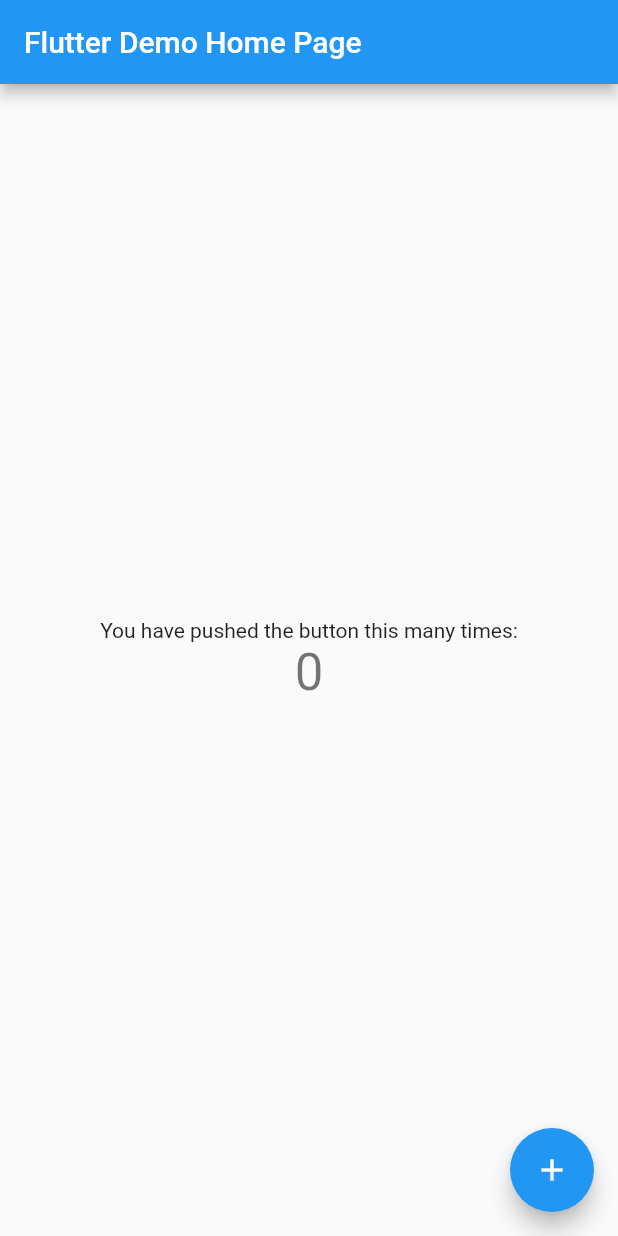
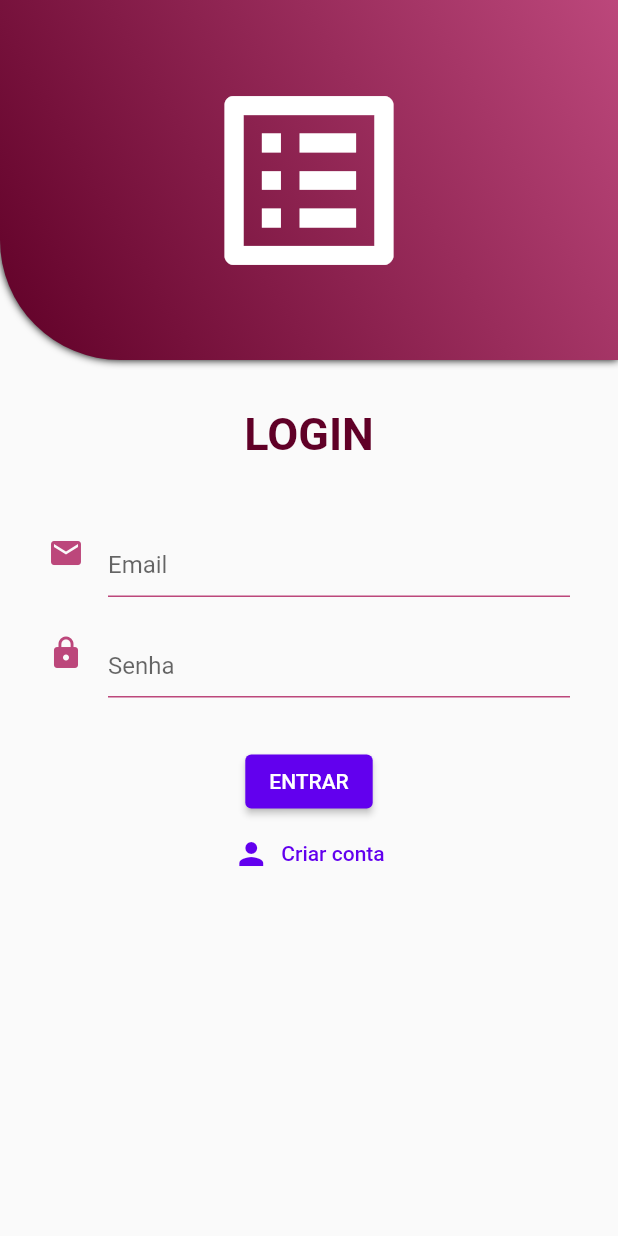
Before and after one commit to eduardo-cercal/clean_flutter_survey_app, a Flutter app: the screen it shows after launch, on a phone screen of 412 x 824 dp. Run offline on Flutter 3.47's test engine with Material 2 defaults, Android fonts, the phone set to English and light mode, and no system bars.

Commit message:
add login page

```diff
--- a/lib/main.dart
+++ b/lib/main.dart
@@ -1,115 +1,6 @@
+import 'package:clean_flutter_login_app/ui/components/app.dart';
 import 'package:flutter/material.dart';
 
 void main() {
-  runApp(const MyApp());
+  runApp(const App());
 }
-
-class MyApp extends StatelessWidget {
-  const MyApp({super.key});
-
-  // This widget is the root of your application.
-  @override
-  Widget build(BuildContext context) {
-    return MaterialApp(
-      title: 'Flutter Demo',
-      theme: ThemeData(
-        // This is the theme of your application.
-        //
-        // Try running your application with "flutter run". You'll see the
-        // application has a blue toolbar. Then, without quitting the app, try
-        // changing the primarySwatch below to Colors.green and then invoke
-        // "hot reload" (press "r" in the console where you ran "flutter run",
-        // or simply save your changes to "hot reload" in a Flutter IDE).
-        // Notice that the counter didn't reset back to zero; the application
-        // is not restarted.
-        primarySwatch: Colors.blue,
-      ),
-      home: const MyHomePage(title: 'Flutter Demo Home Page'),
-    );
-  }
-}
-
-class MyHomePage extends StatefulWidget {
-  const MyHomePage({super.key, required this.title});
-
-  // This widget is the home page of your application. It is stateful, meaning
-  // that it has a State object (defined below) that contains fields that affect
-  // how it looks.
-
-  // This class is the configuration for the state. It holds the values (in this
-  // case the title) provided by the parent (in this case the App widget) and
-  // used by the build method of the State. Fields in a Widget subclass are
-  // always marked "final".
-
-  final String title;
-
-  @override
-  State<MyHomePage> createState() => _MyHomePageState();
-}
-
-class _MyHomePageState extends State<MyHomePage> {
-  int _counter = 0;
-
-  void _incrementCounter() {
-    setState(() {
-      // This call to setState tells the Flutter framework that something has
-      // changed in this State, which causes it to rerun the build method below
-      // so that the display can reflect the updated values. If we changed
-      // _counter without calling setState(), then the build method would not be
-      // called again, and so nothing would appear to happen.
-      _counter++;
-    });
-  }
-
-  @override
-  Widget build(BuildContext context) {
-    // This method is rerun every time setState is called, for instance as done
-    // by the _incrementCounter method above.
-    //
-    // The Flutter framework has been optimized to make rerunning build methods
-    // fast, so that you can just rebuild anything that needs updating rather
-    // than having to individually change instances of widgets.
-    return Scaffold(
-      appBar: AppBar(
-        // Here we take the value from the MyHomePage object that was created by
-        // the App.build method, and use it to set our appbar title.
-        title: Text(widget.title),
-      ),
-      body: Center(
-        // Center is a layout widget. It takes a single child and positions it
-        // in the middle of the parent.
-        child: Column(
-          // Column is also a layout widget. It takes a list of children and
-          // arranges them vertically. By default, it sizes itself to fit its
-          // children horizontally, and tries to be as tall as its parent.
-          //
-          // Invoke "debug painting" (press "p" in the console, choose the
-          // "Toggle Debug Paint" action from the Flutter Inspector in Android
-          // Studio, or the "Toggle Debug Paint" command in Visual Studio Code)
-          // to see the wireframe for each widget.
-          //
-          // Column has various properties to control how it sizes itself and
-          // how it positions its children. Here we use mainAxisAlignment to
-          // center the children vertically; the main axis here is the vertical
-          // axis because Columns are vertical (the cross axis would be
-          // horizontal).
-          mainAxisAlignment: MainAxisAlignment.center,
-          children: <Widget>[
-            const Text(
-              'You have pushed the button this many times:',
-            ),
-            Text(
-              '$_counter',
-              style: Theme.of(context).textTheme.headlineMedium,
-            ),
-          ],
-        ),
-      ),
-      floatingActionButton: FloatingActionButton(
-        onPressed: _incrementCounter,
-        tooltip: 'Increment',
-        child: const Icon(Icons.add),
-      ), // This trailing comma makes auto-formatting nicer for build methods.
-    );
-  }
-}
--- /dev/null
+++ b/lib/ui/components/app.dart
@@ -0,0 +1,59 @@
+import 'package:flutter/material.dart';
+
+import '../pages/login/login_page.dart';
+
+class App extends StatelessWidget {
+  const App({super.key});
+
+  @override
+  Widget build(BuildContext context) {
+    const primaryColor = Color.fromRGBO(136, 14, 79, 1);
+    const primaryColorDark = Color.fromRGBO(96, 0, 39, 1);
+    const primaryColorLight = Color.fromRGBO(188, 71, 123, 1);
+
+    return MaterialApp(
+      title: 'Clean Flutter Course',
+      debugShowCheckedModeBanner: false,
+      theme: ThemeData(
+          primaryColor: primaryColor,
+          primaryColorDark: primaryColorDark,
+          primaryColorLight: primaryColorLight,
+          colorScheme: const ColorScheme.light(
+            secondary: primaryColor,
+            background: Colors.white,
+          ),
+          textTheme: const TextTheme(
+            displayLarge: TextStyle(
+              fontSize: 30,
+              fontWeight: FontWeight.bold,
+              color: primaryColorDark,
+            ),
+          ),
+          inputDecorationTheme: const InputDecorationTheme(
+            enabledBorder: UnderlineInputBorder(
+              borderSide: BorderSide(color: primaryColorLight),
+            ),
+            focusedBorder: UnderlineInputBorder(
+              borderSide: BorderSide(color: primaryColor),
+            ),
+            alignLabelWithHint: true,
+          ),
+          buttonTheme: ButtonThemeData(
+            colorScheme: const ColorScheme.light(
+              primary: primaryColor,
+            ),
+            buttonColor: primaryColor,
+            splashColor: primaryColorLight,
+            padding: const EdgeInsets.symmetric(
+              vertical: 10,
+              horizontal: 20,
+            ),
+            textTheme: ButtonTextTheme.primary,
+            shape: RoundedRectangleBorder(
+              borderRadius: BorderRadius.circular(20),
+            ),
+          )),
+      home: const LoginPage(),
+    );
+  }
+}
--- /dev/null
+++ b/lib/ui/components/headline_1.dart
@@ -0,0 +1,19 @@
+import 'package:flutter/material.dart';
+
+class Headline1 extends StatelessWidget {
+  final String text;
+
+  const Headline1({
+    super.key,
+    required this.text,
+  });
+
+  @override
+  Widget build(BuildContext context) {
+    return Text(
+      text.toUpperCase(),
+      textAlign: TextAlign.center,
+      style: Theme.of(context).textTheme.displayLarge,
+    );
+  }
+}
--- /dev/null
+++ b/lib/ui/components/login_header.dart
@@ -0,0 +1,40 @@
+import 'package:flutter/material.dart';
+
+class LoginHeader extends StatelessWidget {
+  const LoginHeader({
+    super.key,
+  });
+
+  @override
+  Widget build(BuildContext context) {
+    return Container(
+      height: 240,
+      margin: const EdgeInsets.only(bottom: 32),
+      decoration: BoxDecoration(
+        gradient: LinearGradient(
+          begin: Alignment.topRight,
+          end: Alignment.bottomLeft,
+          colors: [
+            Theme.of(context).primaryColorLight,
+            Theme.of(context).primaryColorDark,
+          ],
+        ),
+        boxShadow: const [
+          BoxShadow(
+              offset: Offset(0, 0),
+              spreadRadius: 0,
+              blurRadius: 4,
+              color: Colors.black),
+        ],
+        borderRadius: const BorderRadius.only(
+          bottomLeft: Radius.circular(80),
+        ),
+      ),
+      child: const Icon(
+        Icons.list_alt_outlined,
+        color: Colors.white,
+        size: 150,
+      ),
+    );
+  }
+}
--- /dev/null
+++ b/lib/ui/pages/login/components/login_text_form_field.dart
@@ -0,0 +1,28 @@
+import 'package:flutter/material.dart';
+
+class LoginTextFormField extends StatelessWidget {
+  final String text;
+  final IconData icon;
+  final bool isPassword;
+
+  const LoginTextFormField({
+    super.key,
+    required this.text,
+    required this.icon,
+    required this.isPassword,
+  });
+
+  @override
+  Widget build(BuildContext context) {
+    return TextFormField(
+      decoration: InputDecoration(
+        labelText: text,
+        icon: Icon(
+          icon,
+          color: Theme.of(context).primaryColorLight,
+        ),
+      ),
+      obscureText: isPassword,
+    );
+  }
+}
--- /dev/null
+++ b/lib/ui/pages/login/login_page.dart
@@ -0,0 +1,58 @@
+import 'package:clean_flutter_login_app/ui/pages/login/components/login_text_form_field.dart';
+import 'package:flutter/material.dart';
+
+import '../../components/headline_1.dart';
+import '../../components/login_header.dart';
+
+class LoginPage extends StatelessWidget {
+  const LoginPage({super.key});
+
+  @override
+  Widget build(BuildContext context) {
+    return Scaffold(
+      body: SingleChildScrollView(
+        child: Column(
+          crossAxisAlignment: CrossAxisAlignment.stretch,
+          children: [
+            const LoginHeader(),
+            const Headline1(text: 'Login'),
+            Padding(
+              padding: const EdgeInsets.all(32.0),
+              child: Form(
+                child: Column(
+                  children: [
+                    const LoginTextFormField(
+                      text: 'Email',
+                      icon: Icons.email,
+                      isPassword: false,
+                    ),
+                    const Padding(
+                      padding: EdgeInsets.only(
+                        top: 8.0,
+                        bottom: 32,
+                      ),
+                      child: LoginTextFormField(
+                        text: 'Senha',
+                        icon: Icons.lock,
+                        isPassword: true,
+                      ),
+                    ),
+                    ElevatedButton(
+                      onPressed: () {},
+                      child: Text('Entrar'.toUpperCase()),
+                    ),
+                    TextButton.icon(
+                      onPressed: () {},
+                      icon: const Icon(Icons.person),
+                      label: const Text('Criar conta'),
+                    ),
+                  ],
+                ),
+              ),
+            ),
+          ],
+        ),
+      ),
+    );
+  }
+}
```
